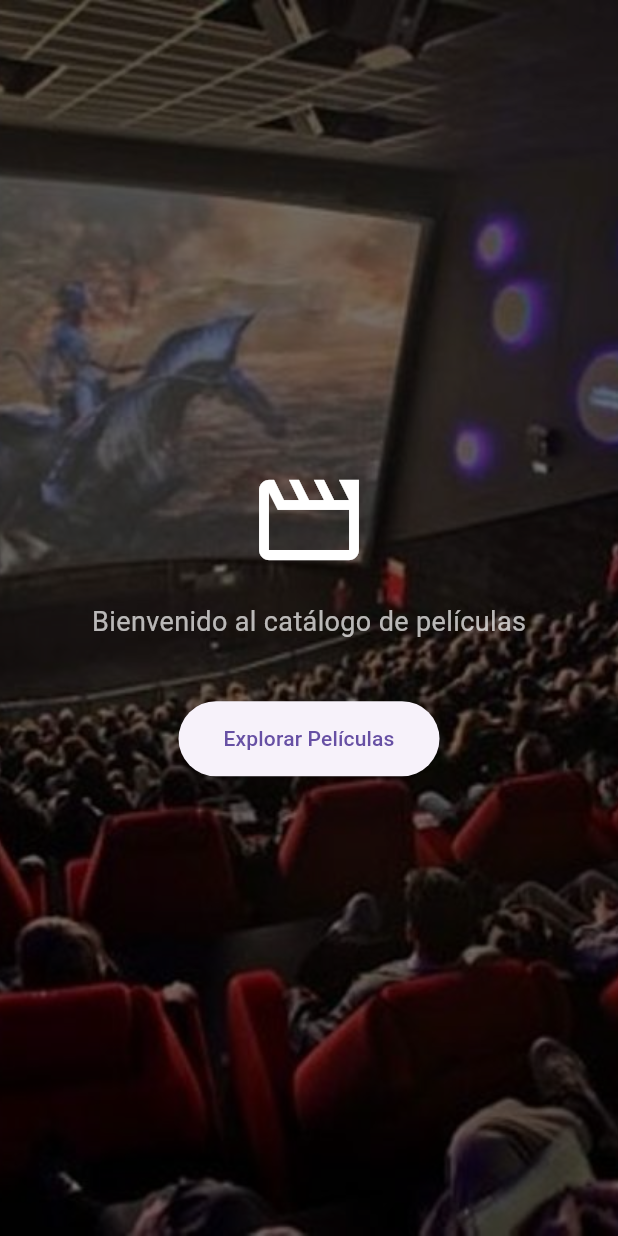
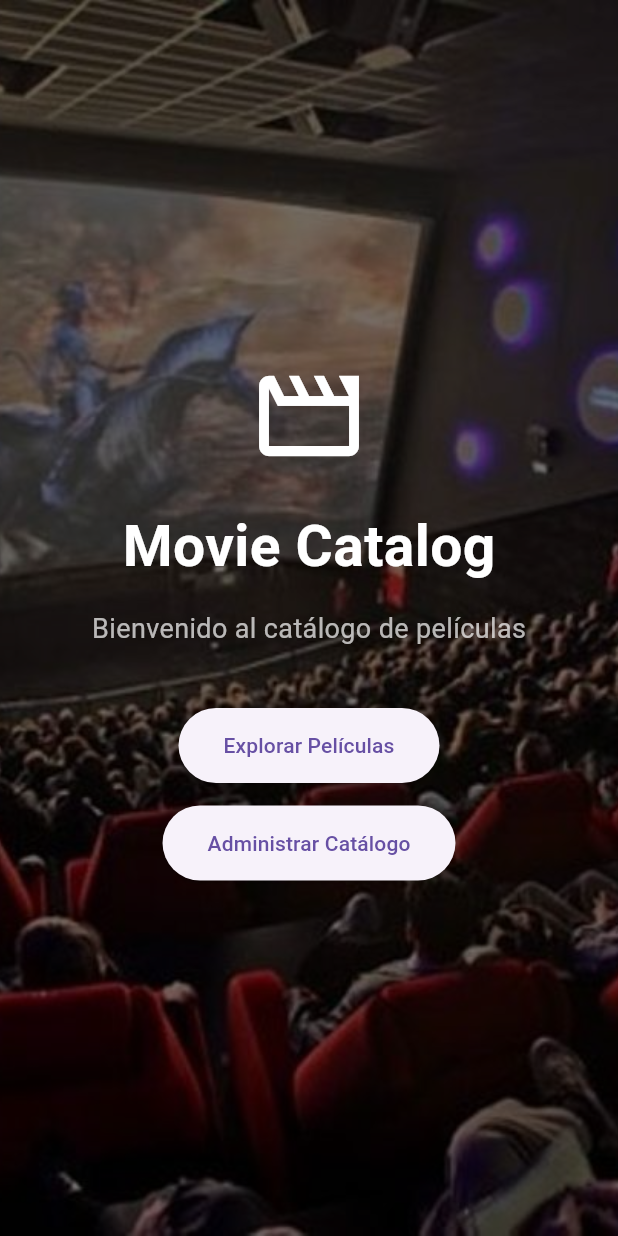
Before and after one commit to GERMANGUILLEN/LDSW_3_4_widgets_movies, a Flutter app: the screen it shows after launch, on a phone screen of 412 x 824 dp. Run offline on Flutter 3.47's test engine with Material 3 defaults, Android fonts, the phone set to English and light mode, and no system bars; our stand-ins replace cloud_firestore, firebase_core; accounts and stored records are empty.

Commit message:
Producto Integrador - Catálogo de películas completo con Firebase

```diff
--- a/lib/main.dart
+++ b/lib/main.dart
@@ -1,8 +1,9 @@
 import 'package:flutter/material.dart';
 import 'package:firebase_core/firebase_core.dart';
 
+import 'firebase_options.dart';
 import 'screens/catalog_screen.dart';
-import 'firebase_options.dart';
+import 'screens/admin_screen.dart';
 
 Future<void> main() async {
   WidgetsFlutterBinding.ensureInitialized();
@@ -50,11 +51,23 @@ class HomeScreen extends StatelessWidget {
           Center(
             child: Column(
               mainAxisAlignment: MainAxisAlignment.center,
+
               children: [
                 const Icon(
                   Icons.movie_creation_outlined,
                   size: 80,
                   color: Colors.white,
+                ),
+
+                const SizedBox(height: 20),
+
+                const Text(
+                  'Movie Catalog',
+                  style: TextStyle(
+                    color: Colors.white,
+                    fontSize: 38,
+                    fontWeight: FontWeight.bold,
+                  ),
                 ),
 
                 const SizedBox(height: 15),
@@ -73,13 +86,37 @@ class HomeScreen extends StatelessWidget {
                       MaterialPageRoute(builder: (context) => CatalogScreen()),
                     );
                   },
+
                   style: ElevatedButton.styleFrom(
                     padding: const EdgeInsets.symmetric(
                       horizontal: 30,
                       vertical: 15,
                     ),
                   ),
+
                   child: const Text('Explorar Películas'),
+                ),
+
+                const SizedBox(height: 15),
+
+                ElevatedButton(
+                  onPressed: () {
+                    Navigator.push(
+                      context,
+                      MaterialPageRoute(
+                        builder: (context) => const AdminScreen(),
+                      ),
+                    );
+                  },
+
+                  style: ElevatedButton.styleFrom(
+                    padding: const EdgeInsets.symmetric(
+                      horizontal: 30,
+                      vertical: 15,
+                    ),
+                  ),
+
+                  child: const Text('Administrar Catálogo'),
                 ),
               ],
             ),
--- a/lib/screens/movie_detail_screen.dart
+++ b/lib/screens/movie_detail_screen.dart
@@ -44,7 +44,7 @@ class MovieDetailScreen extends StatelessWidget {
 
               const Text(
                 'Sinopsis',
-                style: TextStyle(fontWeight: FontWeight.bold, fontSize: 20),
+                style: TextStyle(fontSize: 22, fontWeight: FontWeight.bold),
               ),
 
               const SizedBox(height: 10),
```
Also changed, not shown: lib/screens/admin_screen.dart (+108 -0 lines), lib/screens/catalog_screen.dart (+53 -7 lines).
